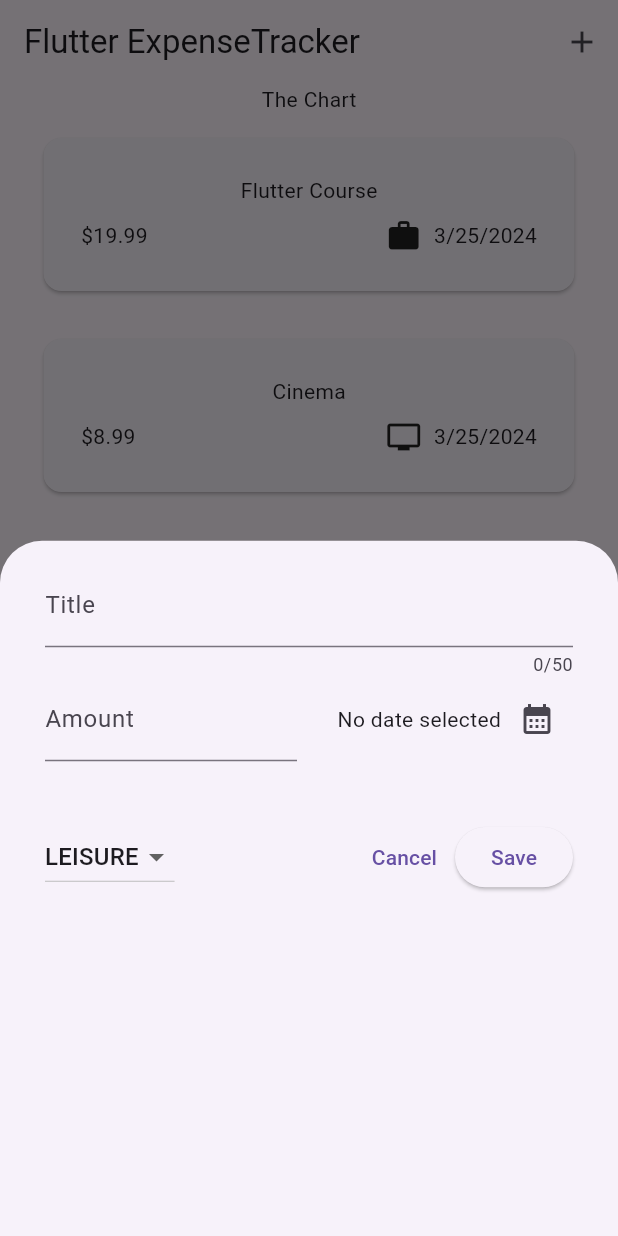
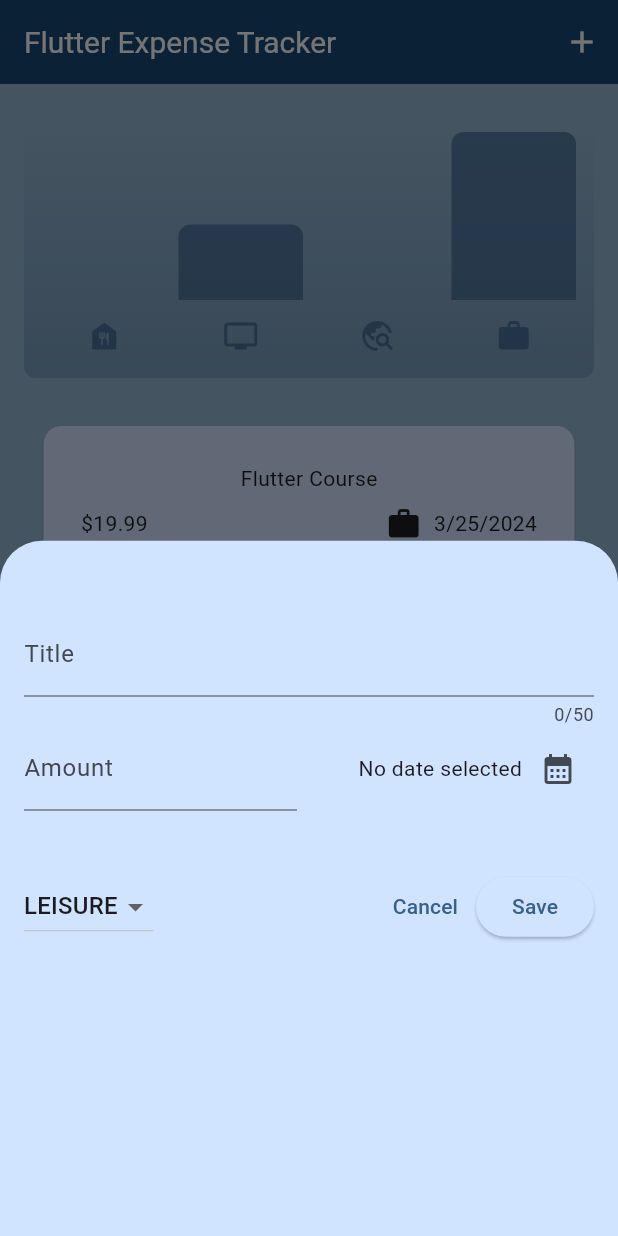
Before and after one commit to selimxyay/expense_tracker_app, a Flutter app: the screen it shows after launch, after a tap on the "add" icon, on a phone screen of 412 x 824 dp. Run offline on Flutter 3.47's test engine with Material 3 defaults, Android fonts, the phone set to English and light mode, and no system bars.

Commit message:
completed the app

```diff
--- /dev/null
+++ b/lib/chart/chart.dart
@@ -0,0 +1,95 @@
+import 'package:flutter/material.dart';
+
+import '../model/expense_model.dart';
+import 'chart_bar.dart';
+
+class Chart extends StatelessWidget {
+  const Chart({super.key, required this.expenses});
+
+  final List<ExpenseModel> expenses;
+
+  List<ExpenseBucket> get buckets {
+    return [
+      ExpenseBucket.forCategory(expenses, Category.food),
+      ExpenseBucket.forCategory(expenses, Category.leisure),
+      ExpenseBucket.forCategory(expenses, Category.travel),
+      ExpenseBucket.forCategory(expenses, Category.work),
+    ];
+  }
+
+  double get maxTotalExpense {
+    double maxTotalExpense = 0;
+
+    for (final bucket in buckets) {
+      if (bucket.totalExpenses > maxTotalExpense) {
+        maxTotalExpense = bucket.totalExpenses;
+      }
+    }
+
+    return maxTotalExpense;
+  }
+
+  @override
+  Widget build(BuildContext context) {
+    final isDarkMode =
+        MediaQuery.of(context).platformBrightness == Brightness.dark;
+    return Container(
+      margin: const EdgeInsets.all(16),
+      padding: const EdgeInsets.symmetric(
+        vertical: 16,
+        horizontal: 8,
+      ),
+      width: double.infinity,
+      height: 180,
+      decoration: BoxDecoration(
+        borderRadius: BorderRadius.circular(8),
+        gradient: LinearGradient(
+          colors: [
+            Theme.of(context).colorScheme.primary.withOpacity(0.3),
+            Theme.of(context).colorScheme.primary.withOpacity(0.0)
+          ],
+          begin: Alignment.bottomCenter,
+          end: Alignment.topCenter,
+        ),
+      ),
+      child: Column(
+        children: [
+          Expanded(
+            child: Row(
+              crossAxisAlignment: CrossAxisAlignment.end,
+              children: [
+                for (final bucket in buckets) // alternative to map()
+                  ChartBar(
+                    fill: bucket.totalExpenses == 0
+                        ? 0
+                        : bucket.totalExpenses / maxTotalExpense,
+                  )
+              ],
+            ),
+          ),
+          const SizedBox(height: 12),
+          Row(
+            children: buckets
+                .map(
+                  (bucket) => Expanded(
+                    child: Padding(
+                      padding: const EdgeInsets.symmetric(horizontal: 4),
+                      child: Icon(
+                        categoryIcons[bucket.category],
+                        color: isDarkMode
+                            ? Theme.of(context).colorScheme.secondary
+                            : Theme.of(context)
+                                .colorScheme
+                                .primary
+                                .withOpacity(0.7),
+                      ),
+                    ),
+                  ),
+                )
+                .toList(),
+          )
+        ],
+      ),
+    );
+  }
+}
--- /dev/null
+++ b/lib/chart/chart_bar.dart
@@ -0,0 +1,34 @@
+import 'package:flutter/material.dart';
+
+class ChartBar extends StatelessWidget {
+  const ChartBar({
+    super.key,
+    required this.fill,
+  });
+
+  final double fill;
+
+  @override
+  Widget build(BuildContext context) {
+    final isDarkMode =
+        MediaQuery.of(context).platformBrightness == Brightness.dark;
+    return Expanded(
+      child: Padding(
+        padding: const EdgeInsets.symmetric(horizontal: 4),
+        child: FractionallySizedBox(
+          heightFactor: fill,
+          child: DecoratedBox(
+            decoration: BoxDecoration(
+              shape: BoxShape.rectangle,
+              borderRadius:
+                  const BorderRadius.vertical(top: Radius.circular(8)),
+              color: isDarkMode
+                  ? Theme.of(context).colorScheme.secondary
+                  : Theme.of(context).colorScheme.primary.withOpacity(0.65),
+            ),
+          ),
+        ),
+      ),
+    );
+  }
+}
--- a/lib/components/add_expense.dart
+++ b/lib/components/add_expense.dart
@@ -6,7 +6,9 @@ import '../model/expense_model.dart';
 import 'package:intl/intl.dart';
 
 class AddExpense extends StatefulWidget {
-  const AddExpense({super.key});
+  const AddExpense({super.key, required this.onAddExpense});
+
+  final void Function(ExpenseModel expense) onAddExpense;
 
   @override
   State<AddExpense> createState() => _AddExpenseState();
@@ -69,16 +71,19 @@ class _AddExpenseState extends State<AddExpense> {
       // it tries to convert those strings into double or integers
         // if it can not convert, it returns null
     final enteredAmount = double.tryParse(_expenseAmountController.text);
+
     final amountIsInvalid = enteredAmount == null || enteredAmount <= 0;
+    final titleIsInvalid = _expenseTitleController.text.trim().isEmpty;
+    final dateIsInvalid = _selectedDate == null;
 
     // In here, trim prevents empty submissions due to accidental whitespaces
     // This if statement check via bool values
-    if (_expenseTitleController.text.trim().isEmpty || amountIsInvalid || _selectedDate == null) {
+    if (titleIsInvalid || amountIsInvalid || dateIsInvalid) {
       /*
       showDialog in Flutter displays a modal dialog on top of your app's content, pausing user interaction with the rest of the app until the dialog is dismissed.
       */
       showDialog(context: context, builder: (ctx) => AlertDialog(
-        title: const Text("Invalid Input!"),
+        title: const Text("Invalid Input!", style: TextStyle(fontWeight: FontWeight.bold),),
         content: const Text("Please make sure a valid title, amount, date and category was entered!"),
         actions: [
           TextButton(onPressed: () {
@@ -86,16 +91,19 @@ class _AddExpenseState extends State<AddExpense> {
           }, child: const Text("Okay")),
         ],
       ));
-
       // after showDialog, return keyword is used in order to not to return invalid data
+      // basically we're saying "stop the execution of _submitTheNewExpense"
+      // because we don't want to submit the data which contains invalid input
       return;
     }
+    widget.onAddExpense(ExpenseModel(title: _expenseTitleController.text, amount: enteredAmount, date: _selectedDate!, category: _selectedCategory));
+    Navigator.pop(context);
   }
 
   @override
   Widget build(BuildContext context) {
     return Padding(
-      padding: const EdgeInsets.symmetric(horizontal: 30, vertical: 15),
+      padding: const EdgeInsets.fromLTRB(16, 48, 16, 16),
       child: Column(
         children: [
 
@@ -121,7 +129,7 @@ class _AddExpenseState extends State<AddExpense> {
                     prefixText: '\$',
                     label: Text("Amount"),
                   ),
-                  keyboardType: TextInputType.number,
+                  // keyboardType: TextInputType.numberWithOptions(decimal: true),
                 ),
               ),
               const SizedBox(width: 16),
--- a/lib/components/expenses_list.dart
+++ b/lib/components/expenses_list.dart
@@ -4,17 +4,26 @@ import '../model/expense_model.dart';
 import 'expenses_container.dart';
 
 class ExpensesList extends StatelessWidget {
-  const ExpensesList({super.key, required this.expenses});
+  const ExpensesList({super.key, required this.expenses, required this.onRemoveExpense});
 
-  // Using the List again because ListView.builder needs it
+  // created a list called expenses
+    // this list can only store the ExpenseModel Objects
   final List<ExpenseModel> expenses;
+  final void Function(ExpenseModel expense) onRemoveExpense;
 
   @override
   Widget build(BuildContext context) {
     return ListView.builder(
       itemCount: expenses.length,
-      itemBuilder: (context, index) => ExpensesContainer(
-        expenses[index]
+      itemBuilder: (context, index) => Dismissible(
+        background: Container(color: Theme.of(context).colorScheme.error, ),
+        key: ValueKey(expenses[index]),
+        onDismissed: (direction) {
+          onRemoveExpense(expenses[index]);
+        },
+        child: ExpensesContainer(
+          expenses[index] // index assigns a unique identifier to each item in the list.
+        ),
       ),
     );
   }
--- a/lib/main.dart
+++ b/lib/main.dart
@@ -2,18 +2,62 @@ import 'package:flutter/material.dart';
 
 import 'pages/home_page.dart';
 
+/*
+expenses.dart = home_page.dart
+expense.dart = expense_model.dart
+expensesItem.dart = expenses_container.dart
+new_expense.dart = add_expense.dart
+*/
+
 void main() {
-  runApp(const MyApp());
+  runApp(MyApp());
 }
 
+// ignore: must_be_immutable
 class MyApp extends StatelessWidget {
-  const MyApp({super.key});
+  MyApp({super.key});
+
+  var myColorScheme = ColorScheme.fromSeed(seedColor: Colors.blue);
 
   @override
   Widget build(BuildContext context) {
-    return const MaterialApp(
+    return MaterialApp(
+      theme: ThemeData().copyWith(
+        scaffoldBackgroundColor: const Color.fromARGB(255, 151, 184, 211),
+        colorScheme: myColorScheme,
+
+        // appBar theme
+        appBarTheme: const AppBarTheme().copyWith(
+          backgroundColor: myColorScheme.onPrimaryContainer,
+          foregroundColor: myColorScheme.onPrimary,
+        ),
+
+        // card theme
+        cardTheme: const CardTheme().copyWith(
+          color: myColorScheme.primaryContainer,
+        ),
+
+        // elevated button theme
+        elevatedButtonTheme: ElevatedButtonThemeData(
+          style: ElevatedButton.styleFrom(
+            backgroundColor: myColorScheme.primaryContainer,
+          ),
+        ),
+
+        // text theme
+        textTheme: ThemeData().textTheme.copyWith(
+                titleLarge: TextStyle(
+              fontWeight: FontWeight.normal,
+              color: myColorScheme.onSecondaryContainer,
+              fontSize: 20,
+            )),
+
+        bottomSheetTheme: const BottomSheetThemeData().copyWith(
+          backgroundColor: myColorScheme.primaryContainer,
+        ),
+      ),
       debugShowCheckedModeBanner: false,
-      home: HomePage(),
+      home: const HomePage(),
     );
   }
 }
--- a/lib/model/expense_model.dart
+++ b/lib/model/expense_model.dart
@@ -17,7 +17,6 @@ const categoryIcons = {
 };
 
 class ExpenseModel {
-
   // no constructor for id, an initializer list is used instead
   // because new id must be created every time new instance of object is created
 
@@ -38,3 +37,27 @@ class ExpenseModel {
     return DateFormat.yMd().format(date);
   }
 }
+
+// this class is for displaying the summary chart
+class ExpenseBucket {
+  const ExpenseBucket({required this.category, required this.expenses});
+
+  final Category category;
+  final List<ExpenseModel> expenses;
+
+  // this is called alternative constructor function
+  // it provides more control over initialization
+  ExpenseBucket.forCategory(List<ExpenseModel> allExpenses, this.category)
+      : expenses = allExpenses
+            .where((expense) => expense.category == category)
+            .toList();
+
+  double get totalExpenses {
+    double sum = 0;
+
+    for (final expense in expenses) {
+      sum += expense.amount;
+    }
+    return sum;
+  }
+}
--- a/lib/pages/home_page.dart
+++ b/lib/pages/home_page.dart
@@ -1,5 +1,6 @@
 import 'package:flutter/material.dart';
 
+import '../chart/chart.dart';
 import '../components/add_expense.dart';
 import '../components/expenses_list.dart';
 import '../model/expense_model.dart';
@@ -13,7 +14,7 @@ class HomePage extends StatefulWidget {
 
 class _HomePageState extends State<HomePage> {
   // with List<ExpenseModel>, we're telling that
-    // This list can only hold ExpenseModel objects.
+  // This list can only hold ExpenseModel objects.
   List<ExpenseModel> registeredExpenses = [
     ExpenseModel(
       title: "Flutter Course",
@@ -29,28 +30,67 @@ class _HomePageState extends State<HomePage> {
     ),
   ];
 
+  // after used clicked on the "save" button, this method will execute
+  void _addTheNewExpenseToList(ExpenseModel expense) {
+    setState(() {
+      registeredExpenses.add(expense);
+    });
+  }
+
   // Plus(+) icon at the right of appBar
   void addExpense() {
-    showModalBottomSheet(context: context, builder: (ctx) => const AddExpense());
+    showModalBottomSheet(
+        // isScrollControlled: true, // it will take all the available height
+        context: context,
+        builder: (ctx) => AddExpense(
+              onAddExpense: _addTheNewExpenseToList,
+            ));
+  }
+
+  void _removeExpense(ExpenseModel expense) {
+    final indexOfExpense = registeredExpenses.indexOf(expense);
+    setState(() {
+      registeredExpenses.remove(expense);
+    });
+    ScaffoldMessenger.of(context).removeCurrentSnackBar();
+    ScaffoldMessenger.of(context).showSnackBar(SnackBar(
+      backgroundColor: Colors.grey.shade100,
+      content: const Text("Expense is deleted.", style: TextStyle(color: Colors.black),),
+      duration: const Duration(seconds: 3),
+      action: SnackBarAction(textColor: Colors.black, label: "Undo", onPressed: () {
+        setState(() {
+          registeredExpenses.insert(indexOfExpense, expense);
+        });
+      },),
+    ));
   }
 
   @override
   Widget build(BuildContext context) {
     return Scaffold(
       appBar: AppBar(
-        title: const Text("Flutter ExpenseTracker"),
+        title: const Text("Flutter Expense Tracker"),
         actions: [
           IconButton(onPressed: addExpense, icon: const Icon(Icons.add))
         ],
       ),
       body: Column(
         children: [
-          const Text("The Chart"),
+          Chart(expenses: registeredExpenses),
           Expanded(
-            child: ExpensesList(
-              expenses: registeredExpenses,
-            ),
-          ),
+              child: registeredExpenses.isNotEmpty
+                  ? ExpensesList(
+                      expenses: registeredExpenses,
+                      onRemoveExpense: _removeExpense,
+                    )
+                  : const Center(
+                      child: Text(
+                        "There is no expense. Start adding some!",
+                        textAlign: TextAlign.center,
+                        style: TextStyle(
+                            fontWeight: FontWeight.bold, fontSize: 16),
+                      ),
+                    )),
         ],
       ),
     );
```
Also changed, not shown: 1 other file.
